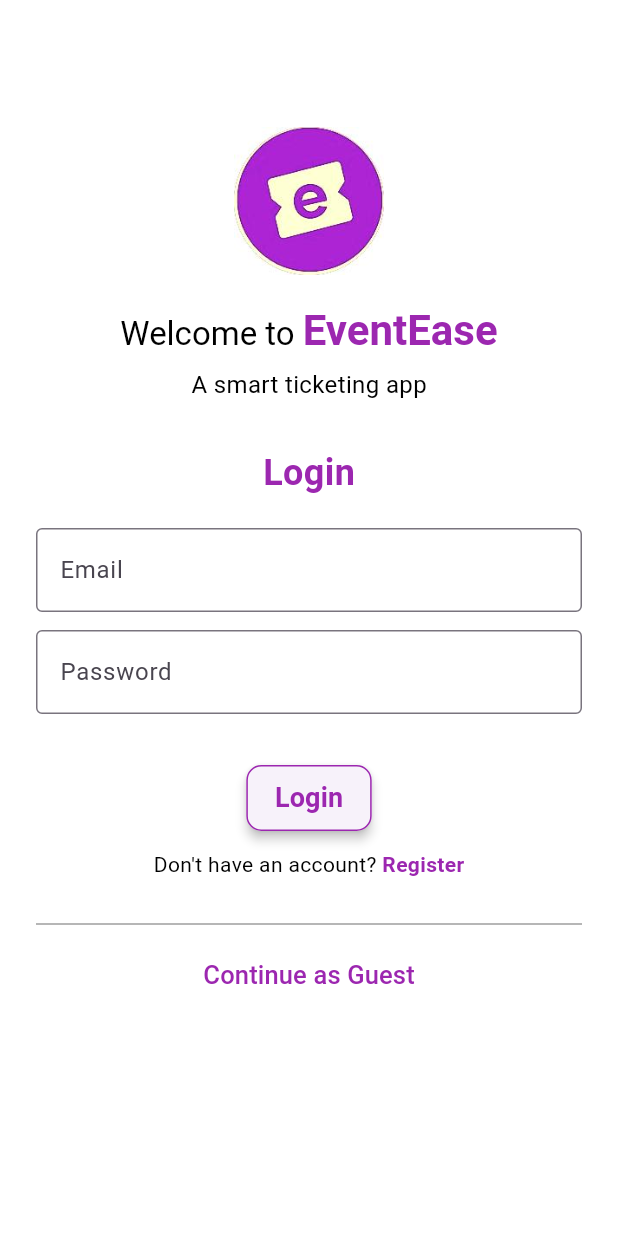
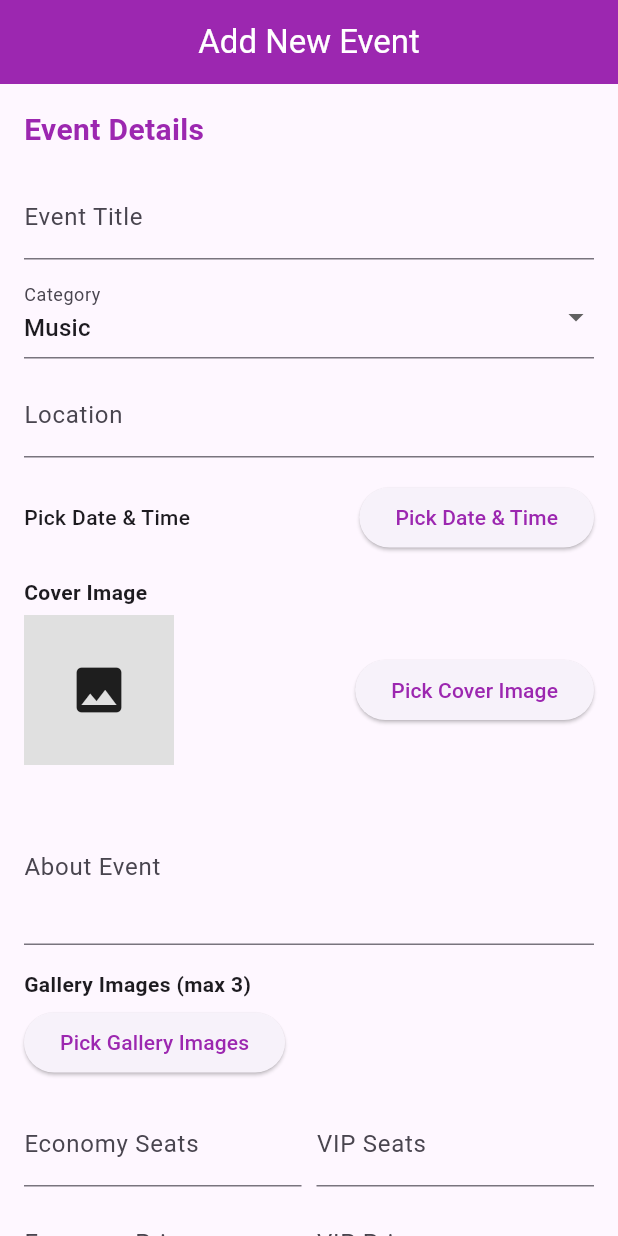
Before and after one commit to Aroba-Dar/eventease, a Flutter app: the screen it shows after launch, on a phone screen of 412 x 824 dp. Run offline on Flutter 3.47's test engine with Material 3 defaults, Android fonts, the phone set to English and light mode, and no system bars; our stand-ins replace carousel_slider, image_picker, location, permission_handler, qr_flutter, shared_preferences; missing offline and left inert: add_2_calendar, flutter_stripe; Roboto replaces fonts that are missing (Arial).

Commit message:
add admin page

```diff
--- /dev/null
+++ b/lib/admin/form.dart
@@ -0,0 +1,298 @@
+import 'dart:io';
+import 'package:flutter/material.dart';
+import 'package:image_picker/image_picker.dart';
+import 'package:intl/intl.dart';
+
+class OrganizerEventForm extends StatefulWidget {
+  @override
+  _OrganizerEventFormState createState() => _OrganizerEventFormState();
+}
+
+class _OrganizerEventFormState extends State<OrganizerEventForm> {
+  final _formKey = GlobalKey<FormState>();
+
+  // Fields
+  String title = "", location = "", about = "";
+  String category = "Music";
+  List<String> categories = [
+    "Workshop",
+    "Art",
+    "Sports",
+    "Festival",
+    "Music",
+    "Food",
+    "Education"
+  ];
+  DateTime? eventDate;
+  TimeOfDay? startTime;
+  File? eventImage;
+  List<File> galleryImages = [];
+
+  int economySeats = 0, vipSeats = 0;
+  double economyPrice = 0, vipPrice = 0, discount = 0;
+
+  final picker = ImagePicker();
+
+  Future pickEventImage() async {
+    final picked = await picker.pickImage(source: ImageSource.gallery);
+    if (picked != null) {
+      setState(() => eventImage = File(picked.path));
+    }
+  }
+
+  Future pickGalleryImages() async {
+    final picked = await picker.pickMultiImage(imageQuality: 80);
+    setState(() {
+      galleryImages = picked.take(3).map((e) => File(e.path)).toList();
+    });
+  }
+
+  Future pickDateTime() async {
+    final pickedDate = await showDatePicker(
+      context: context,
+      firstDate: DateTime.now(),
+      lastDate: DateTime(2100),
+      initialDate: DateTime.now(),
+    );
+    if (pickedDate != null) {
+      final pickedTime = await showTimePicker(
+        context: context,
+        initialTime: TimeOfDay.now(),
+      );
+      if (pickedTime != null) {
+        setState(() {
+          eventDate = pickedDate;
+          startTime = pickedTime;
+        });
+      }
+    }
+  }
+
+  String getFormattedDateTime() {
+    if (eventDate == null || startTime == null) return 'Pick Date & Time';
+
+    final startDateTime = DateTime(
+      eventDate!.year,
+      eventDate!.month,
+      eventDate!.day,
+      startTime!.hour,
+      startTime!.minute,
+    );
+
+    final endDateTime = startDateTime.add(Duration(hours: 1));
+
+    final dayFormat = DateFormat('E, MMM d'); // Tue, Feb 20
+    final timeFormat = DateFormat.jm(); // 11:00 AM
+
+    return "${dayFormat.format(startDateTime)} · ${timeFormat.format(startDateTime)} - ${timeFormat.format(endDateTime)}";
+  }
+
+  void handleSubmit() {
+    if (_formKey.currentState!.validate() && eventImage != null) {
+      ScaffoldMessenger.of(context).showSnackBar(
+        SnackBar(content: Text("Event submitted successfully!")),
+      );
+    } else {
+      ScaffoldMessenger.of(context).showSnackBar(
+        SnackBar(content: Text("Fill all fields and upload image.")),
+      );
+    }
+  }
+
+  @override
+  Widget build(BuildContext context) {
+    final primaryColor = Color.fromARGB(255, 156, 39, 176);
+
+    return Scaffold(
+      appBar: AppBar(
+        // center the title
+        centerTitle: true,
+        backgroundColor: primaryColor,
+        title: Text(
+          "Add New Event",
+          style: TextStyle(color: Colors.white),
+        ),
+      ),
+      body: SingleChildScrollView(
+        padding: EdgeInsets.all(16),
+        child: Form(
+          key: _formKey,
+          child: Column(
+            crossAxisAlignment: CrossAxisAlignment.start,
+            children: [
+              Text("Event Details",
+                  style: TextStyle(
+                      fontSize: 20,
+                      fontWeight: FontWeight.bold,
+                      color: primaryColor)),
+              SizedBox(height: 16),
+
+              // Event Title
+              TextFormField(
+                decoration: InputDecoration(labelText: "Event Title"),
+                validator: (val) => val!.isEmpty ? "Enter title" : null,
+                onChanged: (val) => title = val,
+              ),
+              SizedBox(height: 10),
+
+              // Category Dropdown
+              DropdownButtonFormField<String>(
+                value: category,
+                decoration: InputDecoration(labelText: "Category"),
+                onChanged: (val) => setState(() => category = val!),
+                items: categories
+                    .map((c) => DropdownMenuItem(value: c, child: Text(c)))
+                    .toList(),
+              ),
+              SizedBox(height: 10),
+
+              // Location
+              TextFormField(
+                decoration: InputDecoration(labelText: "Location"),
+                validator: (val) => val!.isEmpty ? "Enter location" : null,
+                onChanged: (val) => location = val,
+              ),
+              SizedBox(height: 16),
+
+              // Date/Time Picker
+              Row(
+                mainAxisAlignment: MainAxisAlignment.spaceBetween,
+                children: [
+                  Text(getFormattedDateTime(),
+                      style: TextStyle(fontWeight: FontWeight.w500)),
+                  ElevatedButton(
+                    onPressed: pickDateTime,
+                    child: Text(
+                      "Pick Date & Time",
+                      style:
+                          TextStyle(color: Color.fromARGB(255, 156, 39, 176)),
+                    ),
+                  ),
+                ],
+              ),
+              SizedBox(height: 16),
+
+              // Cover Image
+              Text("Cover Image",
+                  style: TextStyle(fontWeight: FontWeight.w600)),
+              SizedBox(height: 5),
+              Row(
+                mainAxisAlignment: MainAxisAlignment.spaceBetween,
+                children: [
+                  eventImage == null
+                      ? Container(
+                          width: 100,
+                          height: 100,
+                          color: Colors.grey[300],
+                          child: Icon(Icons.image, size: 40),
+                        )
+                      : Image.file(eventImage!, width: 100, height: 100),
+                  SizedBox(width: 10),
+                  ElevatedButton(
+                    onPressed: pickEventImage,
+                    child: Text(
+                      "Pick Cover Image",
+                      style:
+                          TextStyle(color: Color.fromARGB(255, 156, 39, 176)),
+                    ),
+                  ),
+                ],
+              ),
+              SizedBox(height: 16),
+
+              // About
+              TextFormField(
+                decoration: InputDecoration(labelText: "About Event"),
+                maxLines: 3,
+                validator: (val) => val!.isEmpty ? "Enter details" : null,
+                onChanged: (val) => about = val,
+              ),
+              SizedBox(height: 16),
+
+              // Gallery
+              Text("Gallery Images (max 3)",
+                  style: TextStyle(fontWeight: FontWeight.w600)),
+              SizedBox(height: 5),
+              Wrap(
+                spacing: 8,
+                children: galleryImages
+                    .map((img) => Image.file(img,
+                        width: 60, height: 60, fit: BoxFit.cover))
+                    .toList(),
+              ),
+              ElevatedButton(
+                onPressed: pickGalleryImages,
+                child: Text(
+                  "Pick Gallery Images",
+                  style: TextStyle(color: Color.fromARGB(255, 156, 39, 176)),
+                ),
+              ),
+              SizedBox(height: 16),
+
+              // Seats Row
+              Row(children: [
+                Expanded(
+                  child: TextFormField(
+                    decoration: InputDecoration(labelText: "Economy Seats"),
+                    keyboardType: TextInputType.number,
+                    onChanged: (val) => economySeats = int.tryParse(val) ?? 0,
+                  ),
+                ),
+                SizedBox(width: 10),
+                Expanded(
+                  child: TextFormField(
+                    decoration: InputDecoration(labelText: "VIP Seats"),
+                    keyboardType: TextInputType.number,
+                    onChanged: (val) => vipSeats = int.tryParse(val) ?? 0,
+                  ),
+                ),
+              ]),
+              SizedBox(height: 10),
+
+              // Prices Row
+              Row(children: [
+                Expanded(
+                  child: TextFormField(
+                    decoration: InputDecoration(labelText: "Economy Price"),
+                    keyboardType: TextInputType.number,
+                    onChanged: (val) =>
+                        economyPrice = double.tryParse(val) ?? 0,
+                  ),
+                ),
+                SizedBox(width: 10),
+                Expanded(
+                  child: TextFormField(
+                    decoration: InputDecoration(labelText: "VIP Price"),
+                    keyboardType: TextInputType.number,
+                    onChanged: (val) => vipPrice = double.tryParse(val) ?? 0,
+                  ),
+                ),
+              ]),
+              SizedBox(height: 10),
+
+              // Discount
+              TextFormField(
+                decoration: InputDecoration(labelText: "Discount (%)"),
+                keyboardType: TextInputType.number,
+                onChanged: (val) => discount = double.tryParse(val) ?? 0,
+              ),
+              SizedBox(height: 25),
+
+              // Submit Button
+              Center(
+                child: ElevatedButton(
+                  onPressed: handleSubmit,
+                  child: Text(
+                    "Submit Event",
+                    style: TextStyle(color: Color.fromARGB(255, 156, 39, 176)),
+                  ),
+                ),
+              ),
+              SizedBox(height: 20),
+            ],
+          ),
+        ),
+      ),
+    );
+  }
+}
--- a/lib/main.dart
+++ b/lib/main.dart
@@ -1,6 +1,7 @@
+import 'package:event_ease/admin/form.dart';
 import 'package:flutter/material.dart';
-import 'auth/login.dart'; // Your new login/register page
-import 'home_page.dart'; // Your existing home page
+// import 'auth/login.dart'; // Your new login/register page
+// import 'home_page.dart'; // Your existing home page
 import 'package:flutter_stripe/flutter_stripe.dart';
 
 void main() {
@@ -21,11 +22,12 @@ class EventEaseApp extends StatelessWidget {
         primaryColor: const Color(0xFF6D62F4),
         fontFamily: 'Arial',
       ),
-      initialRoute: '/login',
-      routes: {
-        '/login': (context) => const LoginRegisterPage(),
-        '/home': (context) => const HomePage(),
-      },
+      // initialRoute: '/login',
+      // routes: {
+      //   '/login': (context) => const LoginRegisterPage(),
+      //   '/home': (context) => const HomePage(),
+      // },
+      home: OrganizerEventForm(), // Set the initial page to login/register
     );
   }
 }
```
Also changed, not shown: 4 other files.
